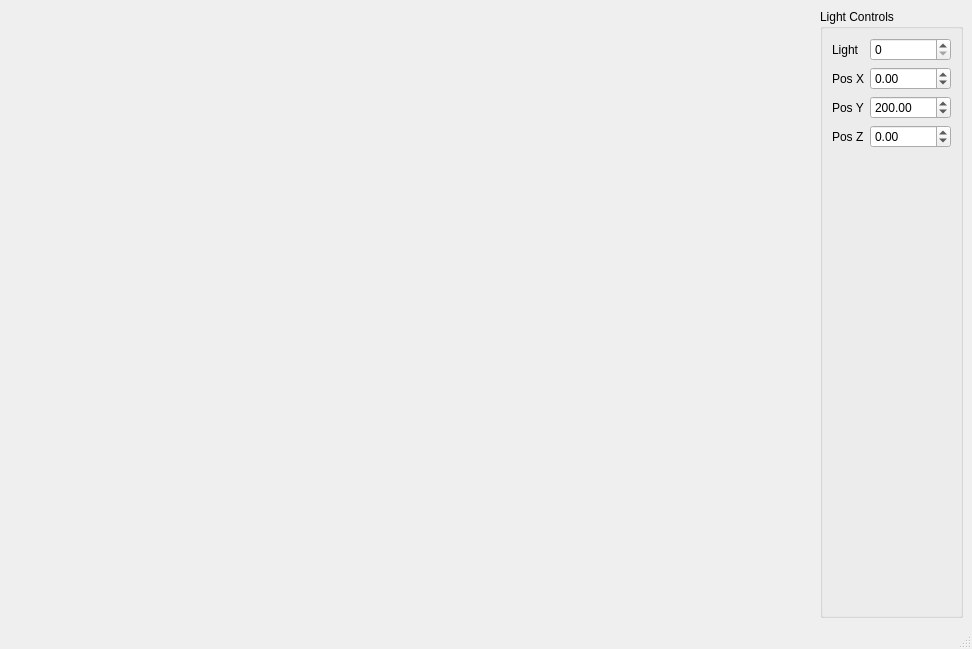
This is ui/MainWindow.ui in jw0z96/Masterclass-VXGI-Sponza as Qt 5 draws it before an edit. The edited form follows.
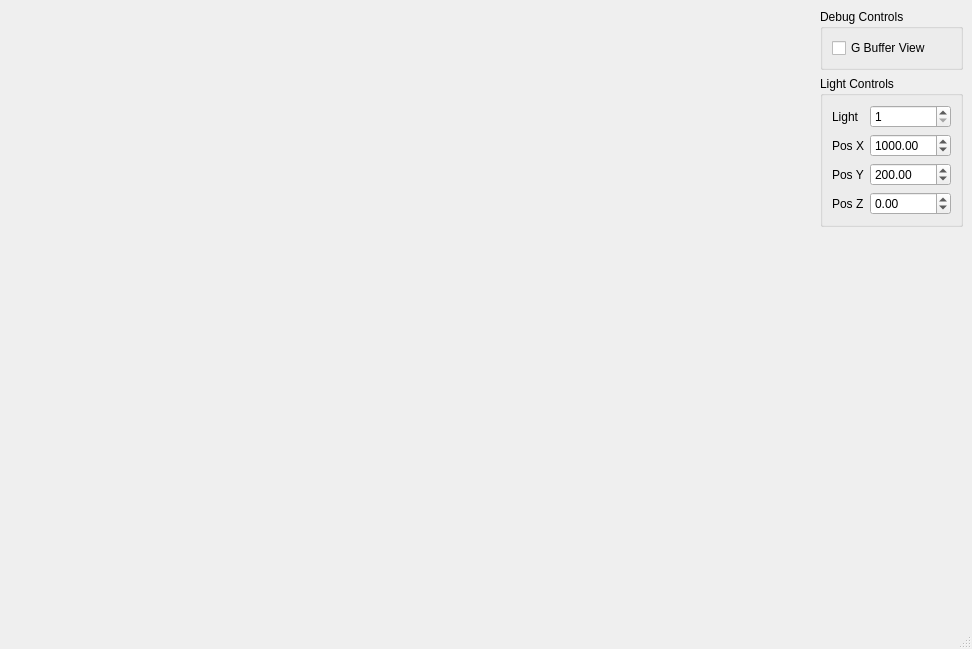
This is the edited form.

Commit message: added g-buffer view toggle

The edit to the form file:
```diff
--- a/ui/MainWindow.ui
+++ b/ui/MainWindow.ui
@@ -16,26 +16,34 @@
   <widget class="QWidget" name="centralwidget">
    <layout class="QGridLayout" name="s_mainWindowGridLayout">
     <item row="0" column="1">
-     <widget class="QGroupBox" name="s_transformGB">
+     <layout class="QVBoxLayout" name="verticalLayout">
+      <item>
+       <widget class="QGroupBox" name="debugControlsGB">
+        <property name="title">
+         <string>Debug Controls</string>
+        </property>
+        <layout class="QGridLayout" name="gridLayout_2">
+         <item row="0" column="0">
+          <widget class="QCheckBox" name="gBufferCheckBox">
+           <property name="text">
+            <string>G Buffer View</string>
+           </property>
+          </widget>
+         </item>
+        </layout>
+       </widget>
+      </item>
+      <item>
+       <widget class="QGroupBox" name="lightControlsGB">
       <property name="title">
        <string>Light Controls</string>
       </property>
       <layout class="QGridLayout" name="gridLayout">
-       <item row="6" column="0">
-        <spacer name="verticalSpacer">
-         <property name="orientation">
-          <enum>Qt::Vertical</enum>
-         </property>
-         <property name="sizeHint" stdset="0">
-          <size>
-           <width>20</width>
-           <height>40</height>
-          </size>
-         </property>
-        </spacer>
-       </item>
        <item row="0" column="2">
         <widget class="QSpinBox" name="lightIndexSpinBox">
+           <property name="minimum">
+            <number>1</number>
+           </property>
          <property name="maximum">
           <number>4</number>
          </property>
@@ -56,7 +64,7 @@
           <double>20.000000000000000</double>
          </property>
          <property name="value">
-          <double>0.000000000000000</double>
+            <double>1000.000000000000000</double>
          </property>
         </widget>
        </item>
@@ -125,6 +133,24 @@
        </item>
       </layout>
      </widget>
+      </item>
+      <item>
+       <spacer name="verticalSpacer">
+        <property name="orientation">
+         <enum>Qt::Vertical</enum>
+        </property>
+        <property name="sizeType">
+         <enum>QSizePolicy::Expanding</enum>
+        </property>
+        <property name="sizeHint" stdset="0">
+         <size>
+          <width>20</width>
+          <height>40</height>
+         </size>
+        </property>
+       </spacer>
+      </item>
+     </layout>
     </item>
     <item row="0" column="0">
      <spacer name="horizontalSpacer">
```
Lines whose indentation alone changed are shown as unchanged. The commit also changes 5 other files.
